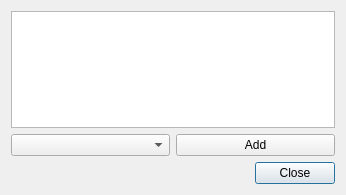
First picture: the form in src/ui/qgscomposermanagerbase.ui, repository qgis/QGIS, before the edit.
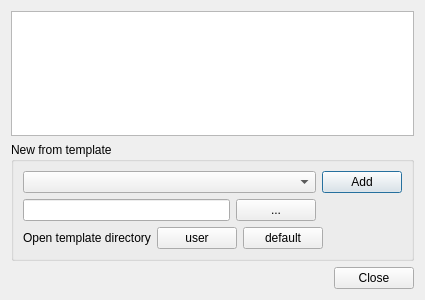
Second picture: the form after the edit. Custom widgets are drawn as their Qt base class.

Commit message:
Update Composer Manager's template functionality
- Add specific template path support
- Add user templates directory support
- Add buttons to open user or default template directory
- Add selection of list item for newly added composers
- Update GUI with collapsible group box
- Use unique title dialog for composer rename function

```diff
--- a/src/ui/qgscomposermanagerbase.ui
+++ b/src/ui/qgscomposermanagerbase.ui
@@ -6,18 +6,124 @@
    <rect>
     <x>0</x>
     <y>0</y>
-    <width>346</width>
-    <height>195</height>
+    <width>425</width>
+    <height>300</height>
    </rect>
   </property>
+  <property name="minimumSize">
+   <size>
+    <width>425</width>
+    <height>300</height>
+   </size>
+  </property>
   <property name="windowTitle">
    <string>Composer manager</string>
   </property>
-  <layout class="QGridLayout" name="gridLayout">
-   <item row="0" column="0" rowspan="3" colspan="2">
+  <layout class="QVBoxLayout" name="verticalLayout">
+   <item>
     <widget class="QListWidget" name="mComposerListWidget"/>
    </item>
-   <item row="4" column="0" colspan="2">
+   <item>
+    <widget class="QgsCollapsibleGroupBox" name="mTemplateGrpBox">
+     <property name="minimumSize">
+      <size>
+       <width>0</width>
+       <height>0</height>
+      </size>
+     </property>
+     <property name="title">
+      <string>New from template</string>
+     </property>
+     <layout class="QGridLayout" name="gridLayout">
+      <property name="spacing">
+       <number>6</number>
+      </property>
+      <item row="0" column="2">
+       <widget class="QPushButton" name="mAddButton">
+        <property name="sizePolicy">
+         <sizepolicy hsizetype="Maximum" vsizetype="Fixed">
+          <horstretch>0</horstretch>
+          <verstretch>0</verstretch>
+         </sizepolicy>
+        </property>
+        <property name="text">
+         <string>Add</string>
+        </property>
+       </widget>
+      </item>
+      <item row="0" column="0" colspan="2">
+       <widget class="QComboBox" name="mTemplate"/>
+      </item>
+      <item row="1" column="0">
+       <widget class="QLineEdit" name="mTemplatePathLineEdit"/>
+      </item>
+      <item row="1" column="1">
+       <widget class="QPushButton" name="mTemplatePathBtn">
+        <property name="text">
+         <string>...</string>
+        </property>
+       </widget>
+      </item>
+      <item row="2" column="0" colspan="3">
+       <layout class="QHBoxLayout" name="horizontalLayout">
+        <item>
+         <widget class="QLabel" name="label">
+          <property name="sizePolicy">
+           <sizepolicy hsizetype="Maximum" vsizetype="Preferred">
+            <horstretch>0</horstretch>
+            <verstretch>0</verstretch>
+           </sizepolicy>
+          </property>
+          <property name="text">
+           <string>Open template directory</string>
+          </property>
+         </widget>
+        </item>
+        <item>
+         <widget class="QPushButton" name="mTemplatesUserDirBtn">
+          <property name="sizePolicy">
+           <sizepolicy hsizetype="Maximum" vsizetype="Fixed">
+            <horstretch>0</horstretch>
+            <verstretch>0</verstretch>
+           </sizepolicy>
+          </property>
+          <property name="text">
+           <string>user</string>
+          </property>
+         </widget>
+        </item>
+        <item>
+         <widget class="QPushButton" name="mTemplatesDefaultDirBtn">
+          <property name="sizePolicy">
+           <sizepolicy hsizetype="Maximum" vsizetype="Fixed">
+            <horstretch>0</horstretch>
+            <verstretch>0</verstretch>
+           </sizepolicy>
+          </property>
+          <property name="text">
+           <string>default</string>
+          </property>
+         </widget>
+        </item>
+        <item>
+         <spacer name="horizontalSpacer">
+          <property name="orientation">
+           <enum>Qt::Horizontal</enum>
+          </property>
+          <property name="sizeHint" stdset="0">
+           <size>
+            <width>40</width>
+            <height>20</height>
+           </size>
+          </property>
+         </spacer>
+        </item>
+       </layout>
+      </item>
+     </layout>
+    </widget>
+   </item>
+   <item>
     <widget class="QDialogButtonBox" name="mButtonBox">
      <property name="orientation">
       <enum>Qt::Horizontal</enum>
@@ -27,18 +133,16 @@
      </property>
     </widget>
    </item>
-   <item row="3" column="0">
-    <widget class="QComboBox" name="mTemplate"/>
-   </item>
-   <item row="3" column="1">
-    <widget class="QPushButton" name="mAddButton">
-     <property name="text">
-      <string>Add</string>
-     </property>
-    </widget>
-   </item>
   </layout>
  </widget>
+ <customwidgets>
+  <customwidget>
+   <class>QgsCollapsibleGroupBox</class>
+   <extends>QGroupBox</extends>
+   <header>qgscollapsiblegroupbox.h</header>
+   <container>1</container>
+  </customwidget>
+ </customwidgets>
  <tabstops>
   <tabstop>mComposerListWidget</tabstop>
   <tabstop>mTemplate</tabstop>
```
Left out of the diff: 10 changed lines with no effect on the pictures. The commit also changes 3 other files.
